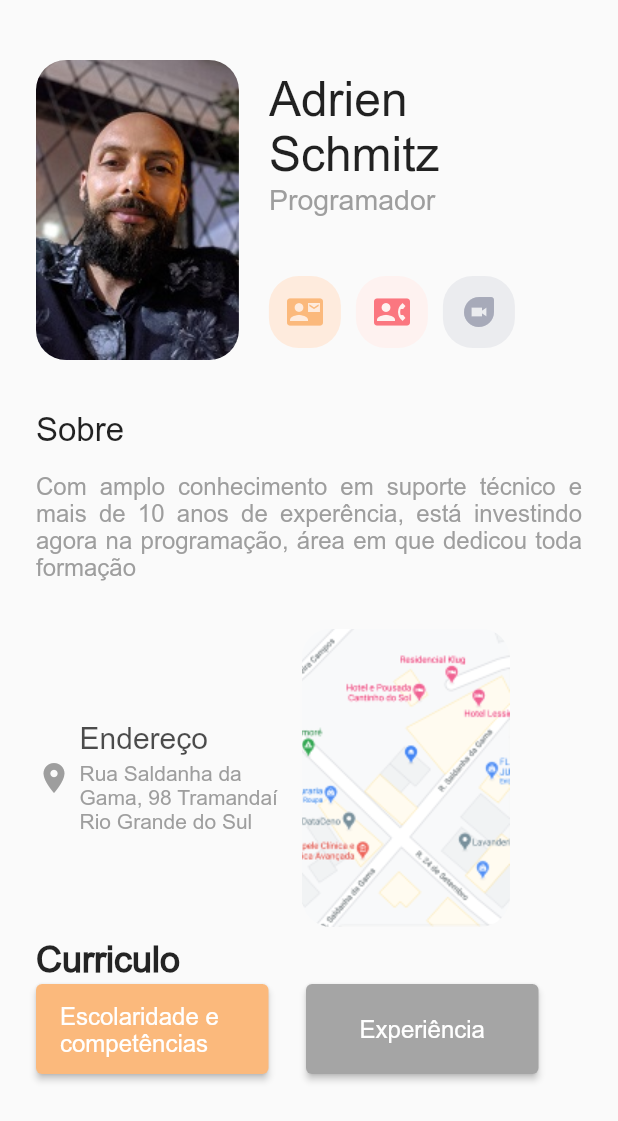
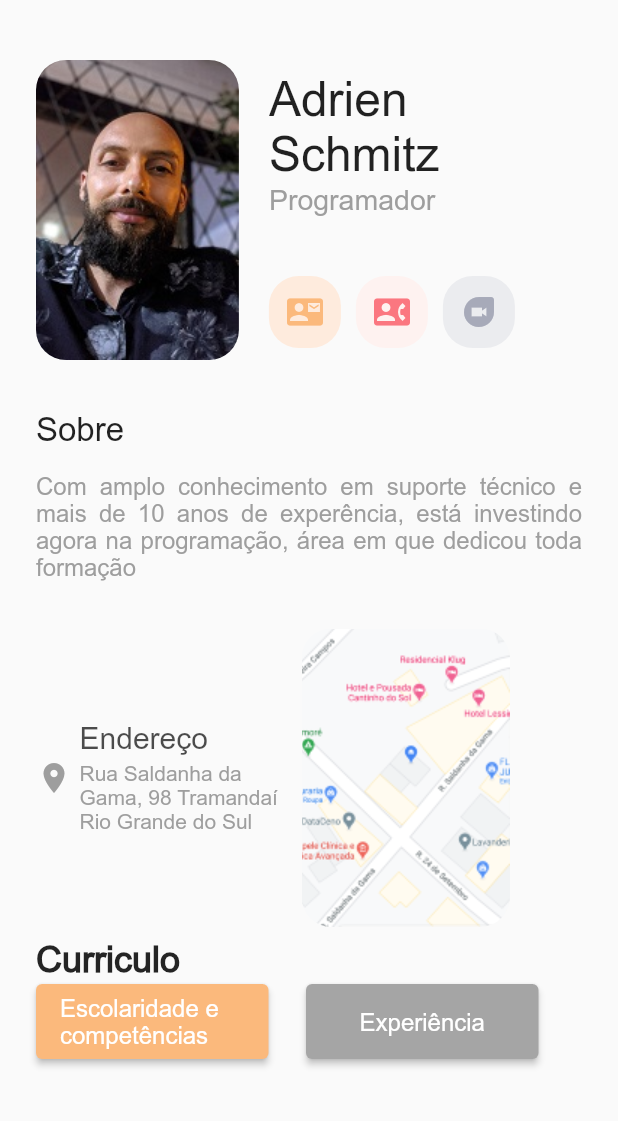
Before and after one commit to adrienschmitz-zz/profile_app, a Flutter app: the screen it shows after launch, on a phone screen of 412 x 824 dp. Shown: the top 1121 px of the screen. Run offline on Flutter 3.47's test engine with Material 2 defaults, Android fonts, the phone set to English and light mode, and no system bars; our stand-ins replace google_maps_flutter.

```diff
--- a/lib/profile_page.dart
+++ b/lib/profile_page.dart
@@ -220,7 +220,7 @@ class _ProfilePageState extends State<ProfilePage> {
                 children: [
                   SizedBox(
                     width: 155,
-                    height: 60,
+                    height: 50,
                     child: ElevatedButton(
                       onPressed: () {
                         Navigator.push(
@@ -241,7 +241,7 @@ class _ProfilePageState extends State<ProfilePage> {
                   ),
                   SizedBox(
                     width: 155,
-                    height: 60,
+                    height: 50,
                     child: ElevatedButton(
                       onPressed: () {
                         Navigator.push(
```
Also changed, not shown: 6 other files.
